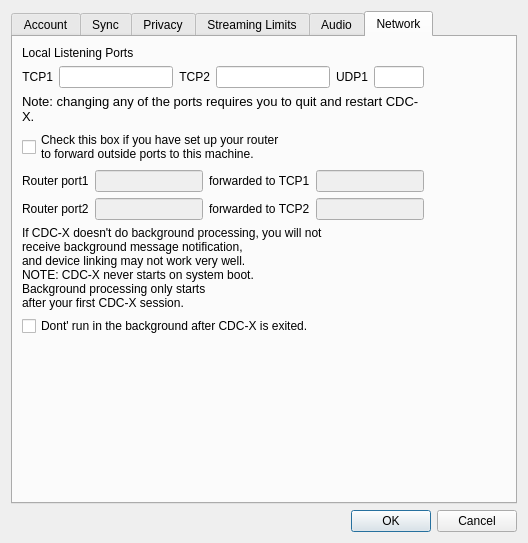
The window that cdcx/config.ui (blindchimp/dwyco) describes before a commit, drawn with Qt 5.
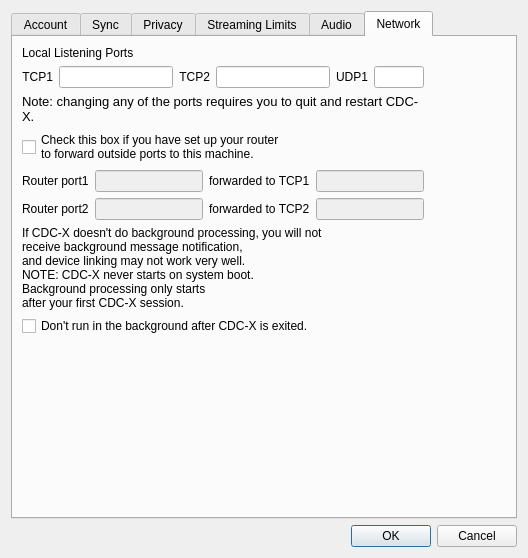
The same window after the commit. The open tabs and pages were chosen to show the change.

Patch:
```diff
--- a/cdcx/config.ui
+++ b/cdcx/config.ui
@@ -7,7 +7,7 @@
     <x>0</x>
     <y>0</y>
     <width>528</width>
-    <height>543</height>
+    <height>558</height>
    </rect>
   </property>
   <property name="windowTitle">
@@ -964,7 +964,7 @@
        <item row="7" column="0">
         <widget class="QCheckBox" name="inhibit_bg_checkbox">
          <property name="text">
-          <string>Dont' run in the background after CDC-X is exited.</string>
+          <string>Don't run in the background after CDC-X is exited.</string>
          </property>
         </widget>
        </item>
```
